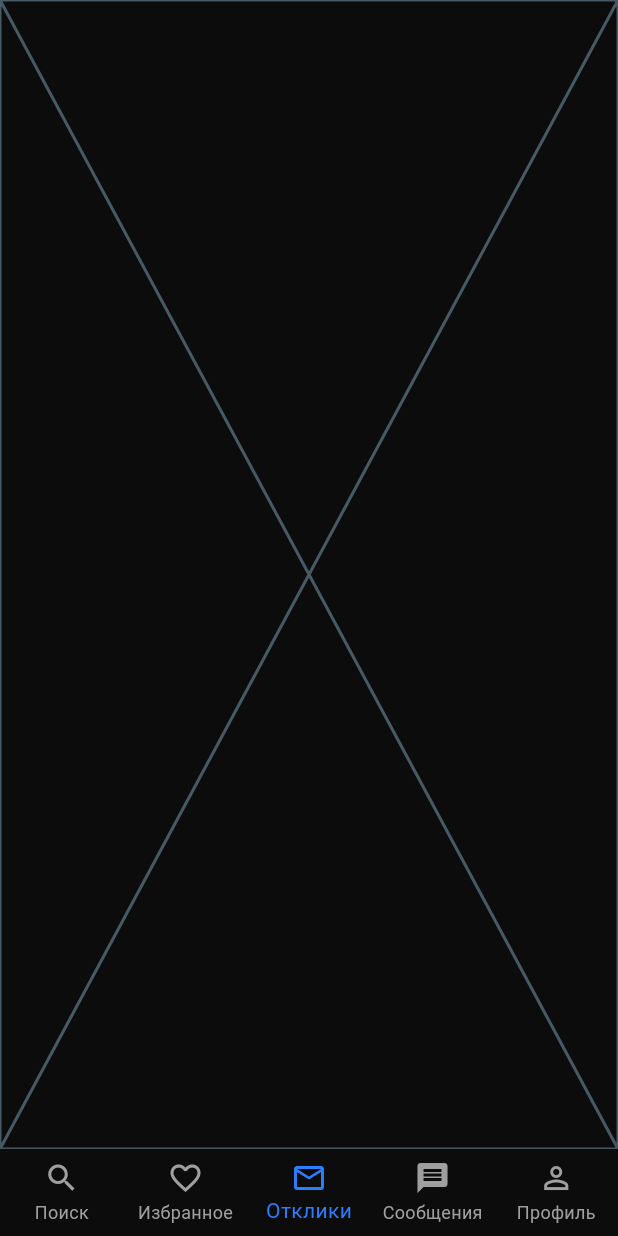
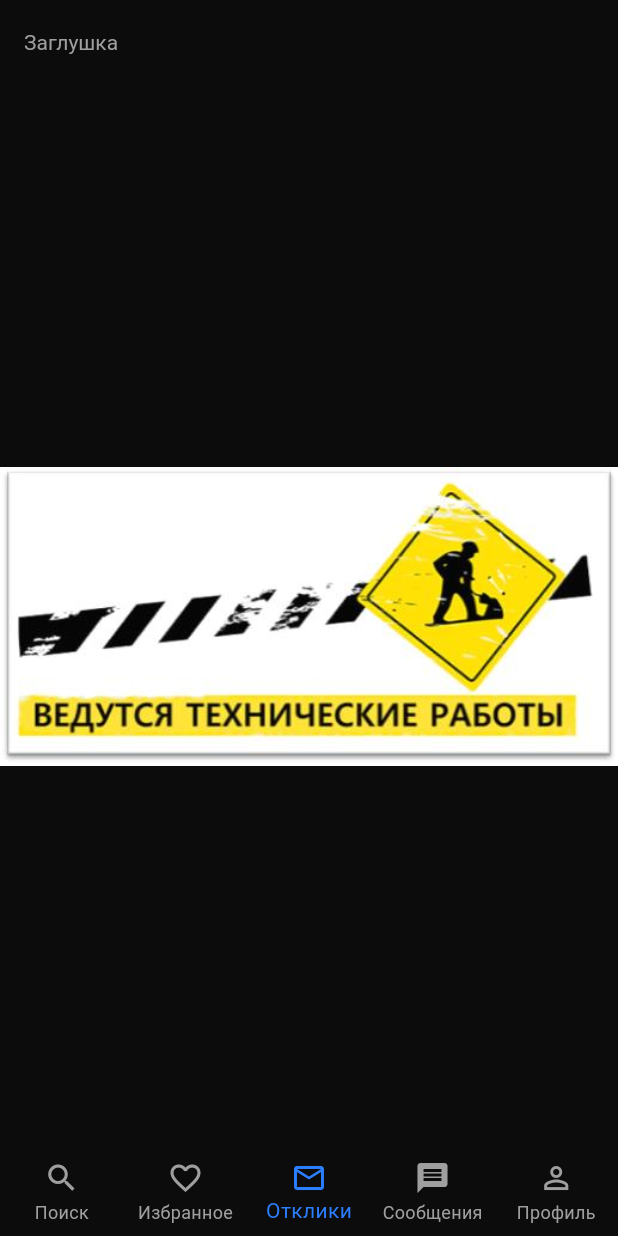
Before and after one commit to MagicKode/Job_search, a Flutter app: the screen it shows after launch, item 3 of the bottom bar chosen, on a phone screen of 412 x 824 dp. Run offline on Flutter 3.47's test engine with Material 3 defaults, Android fonts, the phone set to English and light mode, and no system bars; Roboto replaces fonts that are missing (SF Pro Display).

Commit message:
Created:  - fake MessageScreen  - AlertsScreen  - ProfileScreen

```diff
--- a/lib/screens/alerts_screen.dart
+++ b/lib/screens/alerts_screen.dart
@@ -3,8 +3,27 @@ import 'package:flutter/material.dart';
 class AlertsScreen extends StatelessWidget {
   const AlertsScreen({super.key});
 
+  // Константы для цветов
+  static const Color backgroundColor = Color(0xFF0C0C0C);
+  static const Color appBarColor = Color(0xFF0C0C0C);
+  static const Color titleColor = Color(0xFF9F9F9F);
+
+  // Константы для текста
+  static const String appBarTitle = 'Заглушка';
+  static const String imagePath = 'images/alert.jpg';
+
   @override
   Widget build(BuildContext context) {
-    return const Placeholder();
+    return Scaffold(
+      backgroundColor: backgroundColor,
+      appBar: AppBar(
+        backgroundColor: appBarColor,
+        titleTextStyle: TextStyle(color: titleColor),
+        title: Text(appBarTitle),
+      ),
+      body: Center(
+        child: Image.asset(imagePath)
+      ),
+    );
   }
 }
--- a/lib/screens/home_screen.dart
+++ b/lib/screens/home_screen.dart
@@ -13,6 +13,19 @@ class HomeScreen extends StatefulWidget {
 }
 
 class _HomeScreenState extends State<HomeScreen> {
+
+  // Константы для цветов
+  static const Color backgroundColor = Color(0xFF0C0C0C);
+  static const Color selectedItemColor = Color(0xFF2B7EFE);
+  static const Color unselectedItemColor = Color(0xFF9F9F9F);
+
+  // Константы для текста
+  static const String search = 'Поиск';
+  static const String favorite = 'Избранное';
+  static const String alerts = 'Отклики';
+  static const String message = 'Сообщения';
+  static const String person = 'Профиль';
+
   int myIndex = 0;
 
   List<Widget> widgetList = const [
@@ -26,11 +39,11 @@ class _HomeScreenState extends State<HomeScreen> {
   @override
   Widget build(BuildContext context) {
     return Scaffold(
-      backgroundColor: Color(0xFF0C0C0C),
+      backgroundColor: backgroundColor,
       body: IndexedStack(index: myIndex, children: widgetList),
 
       bottomNavigationBar: BottomNavigationBar(
-        backgroundColor: Color(0xFF0C0C0C),
+        backgroundColor: backgroundColor,
         type: BottomNavigationBarType.fixed,
         onTap: (index) {
           setState(() {
@@ -39,27 +52,28 @@ class _HomeScreenState extends State<HomeScreen> {
         },
         currentIndex: myIndex,
         items: const [
-          BottomNavigationBarItem(icon: Icon(Icons.search), label: 'Поиск'),
+          BottomNavigationBarItem(
+              icon: Icon(Icons.search),
+              label: search),
           BottomNavigationBarItem(
             icon: Icon(Icons.favorite_border),
-            label: 'Избранное',
+            label: favorite,
           ),
           BottomNavigationBarItem(
             icon: Icon(Icons.local_post_office_outlined),
-            label: 'Отклики',
+            label: alerts,
           ),
           BottomNavigationBarItem(
             icon: Icon(Icons.message),
-            label: 'Сообщения',
+            label: message,
           ),
           BottomNavigationBarItem(
             icon: Icon(Icons.person_outline),
-            label: 'Профиль',
+            label: person,
           ),
         ],
-        selectedItemColor: Color(0xFF2B7EFE),
-        unselectedItemColor: Color(0xFF9F9F9F),
-        // backgroundColor: Color(0xFF0C0C0C),
+        selectedItemColor: selectedItemColor,
+        unselectedItemColor: unselectedItemColor,
       ),
     );
   }
--- a/pubspec.yaml
+++ b/pubspec.yaml
@@ -58,8 +58,8 @@ flutter:
   uses-material-design: true
 
   # To add assets to your application, add an assets section, like this:
-  # assets:
-  #   - images/a_dot_burr.jpeg
+  assets:
+    - images/
   #   - images/a_dot_ham.jpeg
 
   # An image asset can refer to one or more resolution-specific "variants", see
```
Also changed, not shown: lib/screens/messages_screen.dart (+20 -1 lines), lib/screens/profile_screen.dart (+18 -1 lines), images/alert.jpg (added).
